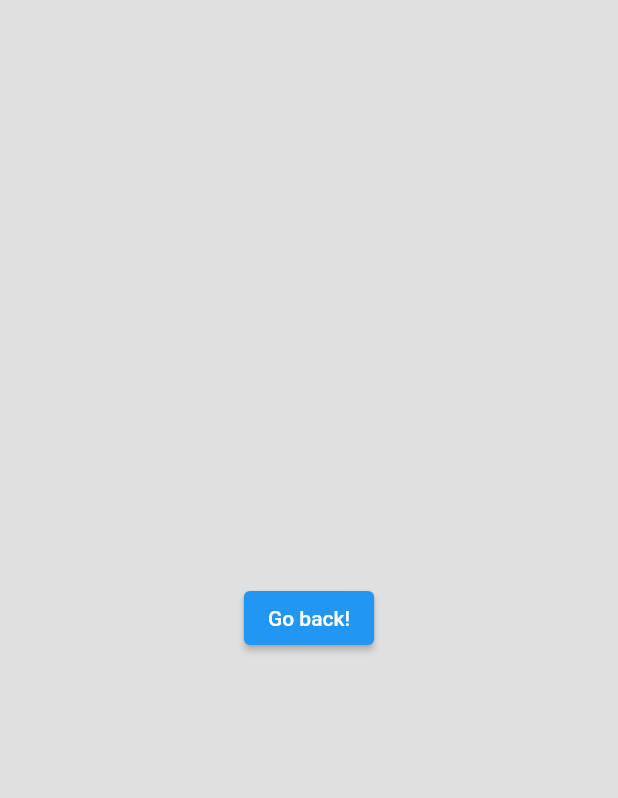
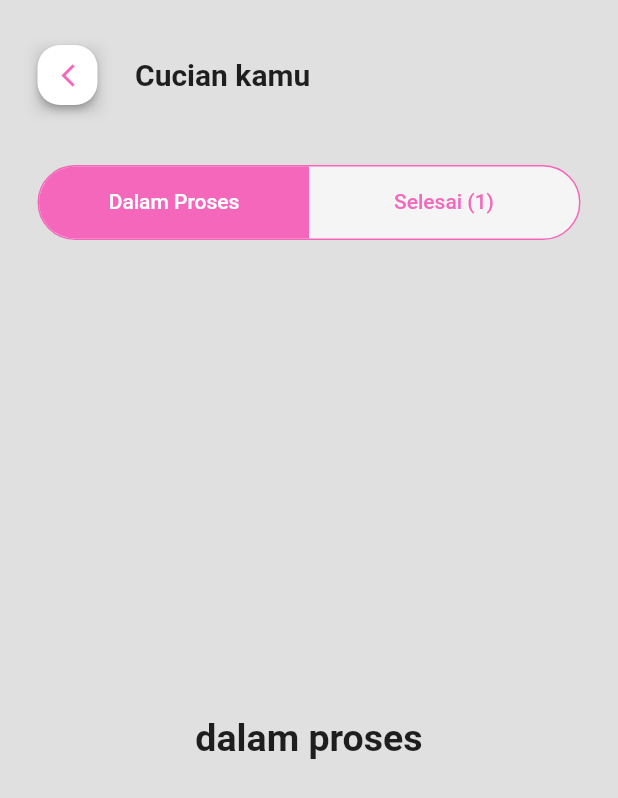
Before and after one commit to rizalbachtiar/laundry-ui, a Flutter app: the LaundryPage screen opened by its route, on a phone screen of 412 x 824 dp. Shown: the top 798 px of the screen. Run offline on Flutter 3.47's test engine with Material 2 defaults, Android fonts, the light colour scheme and no system bars.

Commit message:
membuat tampilan proses laundry

```diff
--- a/lib/pages/laundry_page.dart
+++ b/lib/pages/laundry_page.dart
@@ -7,22 +7,159 @@ class LaundryPage extends StatefulWidget {
   State<LaundryPage> createState() => _LaundryPageState();
 }
 
-class _LaundryPageState extends State<LaundryPage> {
+class _LaundryPageState extends State<LaundryPage> with SingleTickerProviderStateMixin{
+  TabController? _tabController;
+  int? _index;
+  VoidCallback? onChanged;
+
+  @override
+  void initState() {
+    _tabController = TabController(initialIndex: 0, length: 2, vsync: this);
+    onChanged = () {
+      setState(() {
+        _index = _tabController?.index;
+      });
+    };
+    _tabController?.addListener(onChanged!);
+    super.initState();
+  }
+
+  @override
+  void dispose() {
+    super.dispose();
+    _tabController?.dispose();
+  }
+
   @override
   Widget build(BuildContext context) {
     return Scaffold(
       backgroundColor: Colors.grey[300],
-      body: Center(
-        child: ElevatedButton(
-          // Within the SecondScreen widget
-          onPressed: () {
-            // Navigate back to the first screen by popping the current route
-            // off the stack.
-            Navigator.pop(context);
-          },
-          child: const Text('Go back!'),
+      body: SafeArea(
+        child: Padding(
+          padding: const EdgeInsets.only(left: 25, top: 30, right: 25),
+          child: Column(
+            children: [
+              Row(
+                children: [
+                  Container(
+                    height: 40,
+                    width: 40,
+                    decoration: BoxDecoration(
+                      boxShadow: [
+                        BoxShadow(
+                          color: Colors.grey.withOpacity(0.3),
+                          spreadRadius: 2,
+                          blurRadius: 6,
+                          offset: const Offset(0, 3),
+                        )
+                      ]
+                    ),
+                    child: ElevatedButton(
+                      style: ButtonStyle(
+                        backgroundColor: MaterialStateProperty.all(Colors.white),
+                        shape: MaterialStateProperty.all<RoundedRectangleBorder>(
+                            RoundedRectangleBorder(
+                                borderRadius: BorderRadius.circular(15)
+                            )
+                        )
+                      ),
+                      onPressed: (){},
+                      child: const Icon(
+                          Icons.arrow_back_ios,
+                        size: 18,
+                        color: Color(0xffF467BB),
+                      ),
+                    ),
+                  ),
+                  const SizedBox(width: 25,),
+                  const Text(
+                    'Cucian kamu',
+                    style: TextStyle(
+                      fontSize: 20,
+                      fontWeight: FontWeight.bold
+                    ),
+                  )
+                ],
+              ),
+              const SizedBox(height: 40,),
+
+              Container(
+                height: 50,
+                decoration: BoxDecoration(
+                  border: Border.all(
+                    color: const Color(0xffF467BB),
+                    width: 1
+                  ),
+                  color: Colors.grey[100],
+                  borderRadius: BorderRadius.circular(
+                    25.0,
+                  ),
+                ),
+                child: TabBar(
+                  controller: _tabController,
+                  // padding: EdgeInsets.symmetric(vertical: 2),
+                  // give the indicator a decoration (color and border radius)
+                  indicator: _tabController?.index == 0
+                    ? BoxDecoration(
+                    borderRadius: BorderRadius.horizontal(
+                      left: Radius.circular(25)
+                    ),
+                    color: const Color(0xffF467BB),
+                  )
+                  : BoxDecoration(
+                    borderRadius: BorderRadius.horizontal(
+                        right: Radius.circular(25)
+                    ),
+                    color: const Color(0xffF467BB),
+                  ),
+                  labelColor: Colors.white,
+                  unselectedLabelColor: const Color(0xffF467BB),
+                  tabs: [
+                    // first tab [you can add an icon using the icon property]
+                    Tab(
+                      text: 'Dalam Proses',
+                    ),
+
+                    // second tab [you can add an icon using the icon property]
+                    Tab(
+                      text: 'Selesai (1)',
+                    ),
+                  ],
+                ),
+              ),
+              Expanded(
+                child: TabBarView(
+                  controller: _tabController,
+                  children: [
+                    // first tab bar view widget
+                    Center(
+                      child: Text(
+                        'dalam proses',
+                        style: TextStyle(
+                          fontSize: 25,
+                          fontWeight: FontWeight.w600,
+                        ),
+                      ),
+                    ),
+
+                    // second tab bar view widget
+                    Center(
+                      child: Text(
+                        'dalam proses',
+                        style: TextStyle(
+                          fontSize: 25,
+                          fontWeight: FontWeight.w600,
+                        ),
+                      ),
+                    ),
+                  ],
+                ),
+              ),
+
+            ],
+          ),
         ),
-      ),
+      )
     );
   }
 }
```
Also changed, not shown: lib/pages/home_page.dart (+0 -35 lines).
